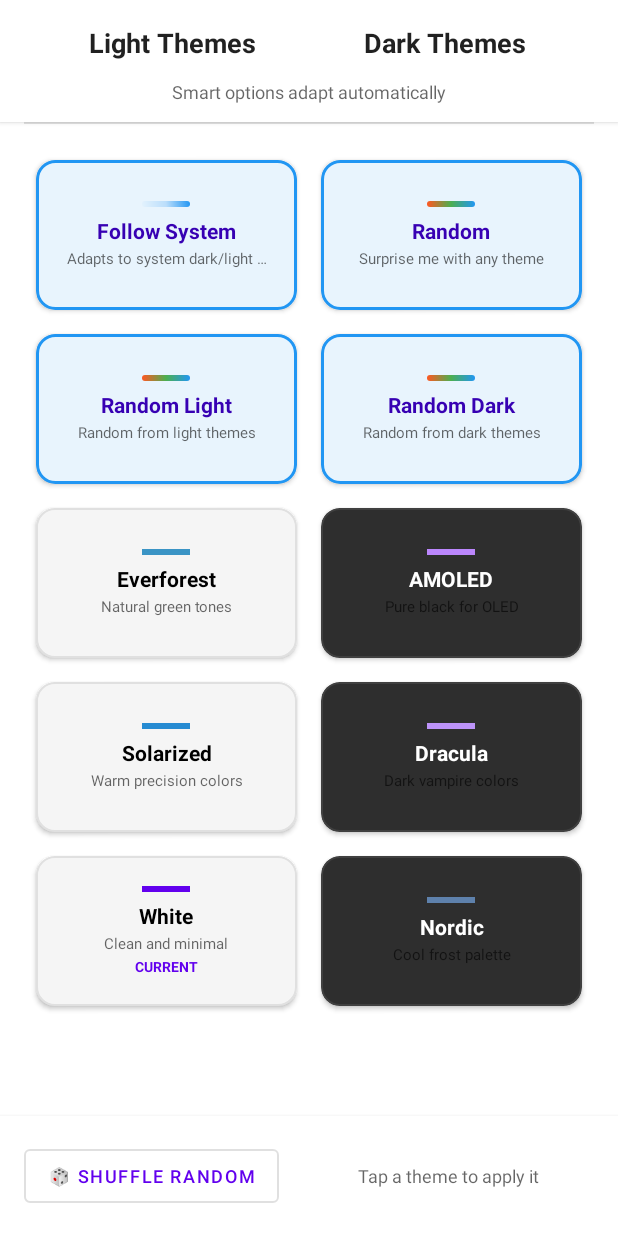
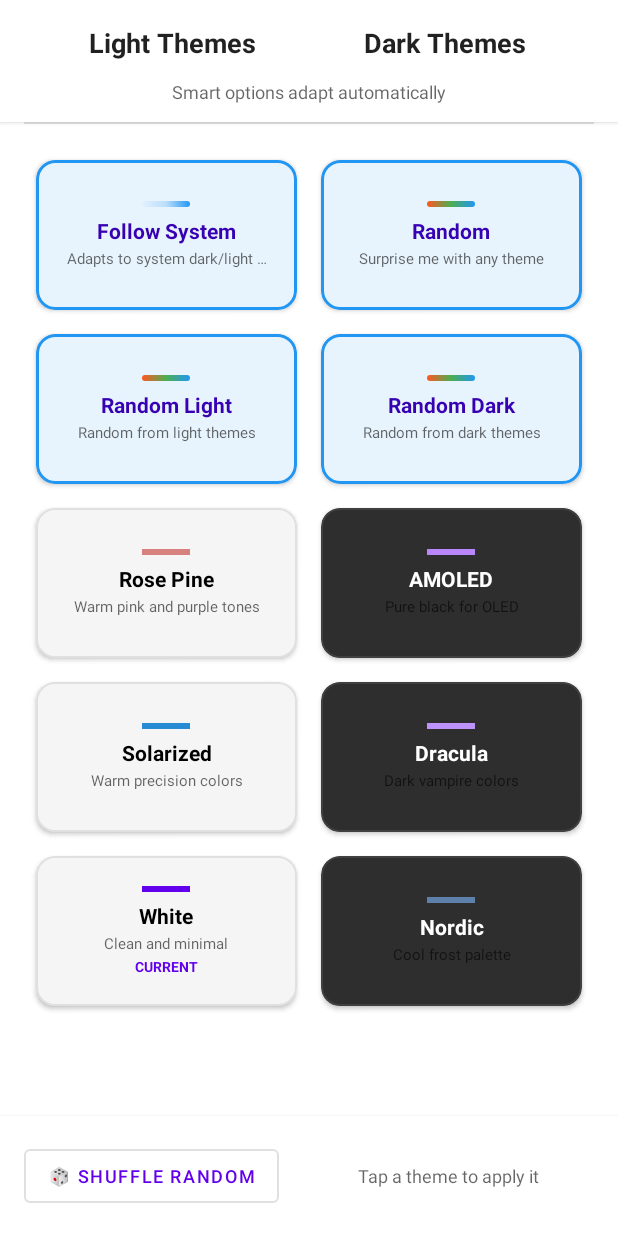
Before and after one commit to minervarr/descansa, an Android app: the ThemeSelectionActivity screen opened directly, with no data from a screen before it, on a phone screen of 412 x 824 dp. Run offline under Robolectric (Android 15) with nearby library versions, the light colour scheme and no system bars.

Commit message:
Add theme remove the other very similar.

```diff
--- a/app/src/main/java/io/nava/descansa/app/ThemeSelectionActivity.java
+++ b/app/src/main/java/io/nava/descansa/app/ThemeSelectionActivity.java
@@ -82,8 +82,8 @@
         themes.add(new Theme("solarized", "Solarized", true, R.style.Theme_Descansa_Solarized,
                 true, R.color.solarized_primary, false, "Warm precision colors"));
 
-        themes.add(new Theme("everforest", "Everforest", true, R.style.Theme_Descansa_EverforestLight,
-                true, R.color.everforest_primary, false, "Natural green tones"));
+        themes.add(new Theme("rose_pine", "Rose Pine", true, R.style.Theme_Descansa_RosePine,
+                true, R.color.rose_primary, false, "Warm pink and purple tones"));
 
         // REGULAR THEMES - Dark
         themes.add(new Theme("amoled", "AMOLED", false, R.style.Theme_Descansa_AMOLED,
--- /dev/null
+++ b/app/src/main/res/values/colors_rose_pine.xml
@@ -0,0 +1,37 @@
+<resources>
+    <!-- Rose Pine Dawn Theme Colors - Warm Pink/Purple Light Theme -->
+
+    <!-- Primary Colors -->
+    <color name="rose_primary">#D7827E</color>           <!-- Rose Pink -->
+    <color name="rose_primary_variant">#B4637A</color>   <!-- Deeper Rose -->
+    <color name="rose_on_primary">#FFFFFF</color>        <!-- White text on rose -->
+
+    <!-- Secondary Colors -->
+    <color name="rose_secondary">#907AA9</color>         <!-- Soft Purple -->
+    <color name="rose_secondary_variant">#797593</color> <!-- Muted Purple -->
+    <color name="rose_on_secondary">#FFFFFF</color>      <!-- White text on purple -->
+
+    <!-- Background Colors -->
+    <color name="rose_background">#FAF4ED</color>        <!-- Warm Cream Base -->
+    <color name="rose_surface">#F2E9E1</color>           <!-- Slightly Darker Cream -->
+    <color name="rose_on_surface">#575279</color>        <!-- Muted Text -->
+    <color name="rose_on_background">#575279</color>     <!-- Muted Text -->
+
+    <!-- Text Colors -->
+    <color name="rose_text_primary">#575279</color>      <!-- Muted Purple-Gray -->
+    <color name="rose_text_secondary">#797593</color>    <!-- Light Purple-Gray -->
+    <color name="rose_text_tertiary">#9893A5</color>     <!-- Very Light Purple-Gray -->
+
+    <!-- Accent Colors -->
+    <color name="rose_accent">#EA9D34</color>           <!-- Gold accent -->
+    <color name="rose_error">#B4637A</color>            <!-- Rose error -->
+    <color name="rose_on_error">#FFFFFF</color>         <!-- White text on error -->
+
+    <!-- Special Rose Pine Colors -->
+    <color name="rose_love">#B4637A</color>             <!-- Love (deep rose) -->
+    <color name="rose_gold">#EA9D34</color>             <!-- Gold -->
+    <color name="rose_rose">#D7827E</color>             <!-- Rose -->
+    <color name="rose_pine">#286983</color>             <!-- Pine (blue-green) -->
+    <color name="rose_foam">#56949F</color>             <!-- Foam (teal) -->
+    <color name="rose_iris">#907AA9</color>             <!-- Iris (purple) -->
+</resources>
--- /dev/null
+++ b/app/src/main/res/values/themes_rose_pine.xml
@@ -0,0 +1,62 @@
+<resources>
+    <style name="Theme.Descansa.RosePine" parent="Theme.MaterialComponents.Light.NoActionBar">
+        <!-- Primary Colors -->
+        <item name="colorPrimary">@color/rose_primary</item>
+        <item name="colorPrimaryVariant">@color/rose_primary_variant</item>
+        <item name="colorOnPrimary">@color/rose_on_primary</item>
+
+        <!-- Secondary Colors -->
+        <item name="colorSecondary">@color/rose_secondary</item>
+        <item name="colorSecondaryVariant">@color/rose_secondary_variant</item>
+        <item name="colorOnSecondary">@color/rose_on_secondary</item>
+
+        <!-- Background -->
+        <item name="android:colorBackground">@color/rose_background</item>
+        <item name="colorSurface">@color/rose_surface</item>
+        <item name="colorOnSurface">@color/rose_on_surface</item>
+        <item name="colorOnBackground">@color/rose_on_background</item>
+
+        <!-- Status Bar -->
+        <item name="android:statusBarColor">@color/rose_primary_variant</item>
+        <item name="android:windowLightStatusBar">true</item>
+        <item name="android:navigationBarColor">@color/rose_background</item>
+        <item name="android:windowLightNavigationBar">true</item>
+
+        <!-- Text -->
+        <item name="android:textColorPrimary">@color/rose_text_primary</item>
+        <item name="android:textColorSecondary">@color/rose_text_secondary</item>
+        <item name="android:textColorTertiary">@color/rose_text_tertiary</item>
+
+        <!-- Components -->
+        <item name="colorControlNormal">@color/rose_text_secondary</item>
+        <item name="colorControlActivated">@color/rose_primary</item>
+        <item name="colorControlHighlight">@color/rose_accent</item>
+        <item name="colorError">@color/rose_error</item>
+        <item name="colorOnError">@color/rose_on_error</item>
+
+        <!-- Buttons -->
+        <item name="materialButtonStyle">@style/Widget.RosePine.Button</item>
+        <item name="borderlessButtonStyle">@style/Widget.RosePine.Button.TextButton</item>
+
+        <!-- Window Background -->
+        <item name="android:windowBackground">@color/rose_background</item>
+    </style>
+
+    <!-- Custom button styles for Rose Pine -->
+    <style name="Widget.RosePine.Button" parent="Widget.MaterialComponents.Button">
+        <item name="backgroundTint">@color/rose_primary</item>
+        <item name="android:textColor">@color/rose_on_primary</item>
+        <item name="rippleColor">@color/rose_love</item>
+    </style>
+
+    <style name="Widget.RosePine.Button.TextButton" parent="Widget.MaterialComponents.Button.TextButton">
+        <item name="android:textColor">@color/rose_primary</item>
+        <item name="rippleColor">@color/rose_foam</item>
+    </style>
+
+    <style name="Widget.RosePine.Button.OutlinedButton" parent="Widget.MaterialComponents.Button.OutlinedButton">
+        <item name="strokeColor">@color/rose_primary</item>
+        <item name="android:textColor">@color/rose_primary</item>
+        <item name="rippleColor">@color/rose_foam</item>
+    </style>
+</resources>
```
Also changed, not shown: app/src/main/java/io/nava/descansa/app/MainActivity.java (+5 -5 lines), app/src/main/res/values/strings.xml (+10 -3 lines), 2 other files.
